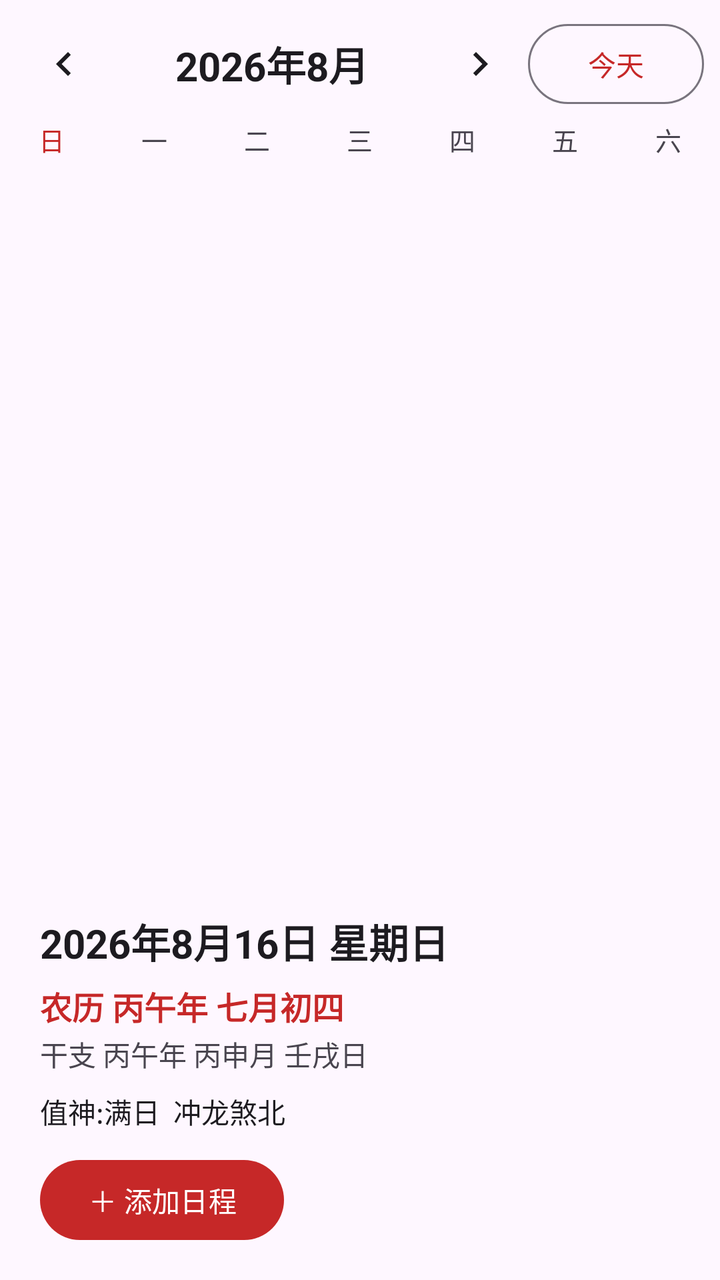
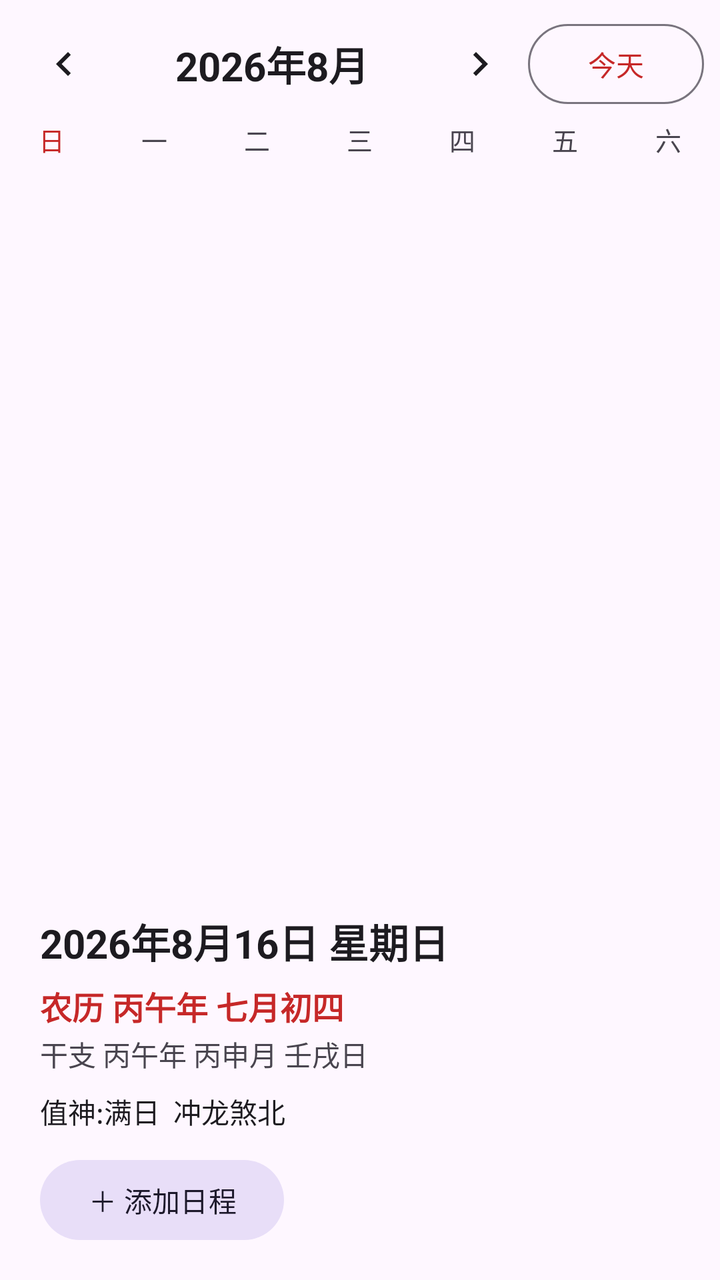

Compare the two renders of this Android layout. The source of the first and the diff that turns it into the second are given below.
<!-- AndroidManifest.xml: application theme Theme.Wannianli -->
<!-- res/layout/activity_main.xml -->
<?xml version="1.0" encoding="utf-8"?>
<LinearLayout xmlns:android="http://schemas.android.com/apk/res/android"
    android:layout_width="match_parent"
    android:layout_height="match_parent"
    android:orientation="vertical"
    android:background="?android:attr/colorBackground">

    
    <LinearLayout
        android:layout_width="match_parent"
        android:layout_height="wrap_content"
        android:orientation="horizontal"
        android:gravity="center_vertical"
        android:paddingStart="8dp"
        android:paddingEnd="8dp"
        android:paddingTop="8dp">

        <ImageButton
            android:id="@+id/btnPrev"
            android:layout_width="48dp"
            android:layout_height="48dp"
            android:background="?attr/selectableItemBackgroundBorderless"
            android:src="@drawable/ic_prev"
            android:contentDescription="上一月" />

        <TextView
            android:id="@+id/tvMonthTitle"
            android:layout_width="0dp"
            android:layout_height="wrap_content"
            android:layout_weight="1"
            android:gravity="center"
            android:textSize="20sp"
            android:textStyle="bold"
            android:textColor="?android:attr/textColorPrimary"
            android:text="2026年8月" />

        <ImageButton
            android:id="@+id/btnNext"
            android:layout_width="48dp"
            android:layout_height="48dp"
            android:background="?attr/selectableItemBackgroundBorderless"
            android:src="@drawable/ic_next"
            android:contentDescription="下一月" />

        <com.google.android.material.button.MaterialButton
            android:id="@+id/btnToday"
            android:layout_width="wrap_content"
            android:layout_height="40dp"
            android:text="@string/today"
            android:textSize="14sp"
            android:paddingStart="14dp"
            android:paddingEnd="14dp"
            android:insetTop="0dp"
            android:insetBottom="0dp"
            style="@style/Widget.Material3.Button.OutlinedButton" />
    </LinearLayout>

    
    <LinearLayout
        android:layout_width="match_parent"
        android:layout_height="wrap_content"
        android:orientation="horizontal"
        android:paddingTop="4dp"
        android:paddingBottom="4dp">

        <TextView
            android:layout_width="0dp"
            android:layout_height="wrap_content"
            android:layout_weight="1"
            android:gravity="center"
            android:text="@string/sun"
            android:textSize="13sp"
            android:textColor="@color/colorPrimary" />
        <TextView
            android:layout_width="0dp"
            android:layout_height="wrap_content"
            android:layout_weight="1"
            android:gravity="center"
            android:text="@string/mon"
            android:textSize="13sp"
            android:textColor="?android:attr/textColorSecondary" />
        <TextView
            android:layout_width="0dp"
            android:layout_height="wrap_content"
            android:layout_weight="1"
            android:gravity="center"
            android:text="@string/tue"
            android:textSize="13sp"
            android:textColor="?android:attr/textColorSecondary" />
        <TextView
            android:layout_width="0dp"
            android:layout_height="wrap_content"
            android:layout_weight="1"
            android:gravity="center"
            android:text="@string/wed"
            android:textSize="13sp"
            android:textColor="?android:attr/textColorSecondary" />
        <TextView
            android:layout_width="0dp"
            android:layout_height="wrap_content"
            android:layout_weight="1"
            android:gravity="center"
            android:text="@string/thu"
            android:textSize="13sp"
            android:textColor="?android:attr/textColorSecondary" />
        <TextView
            android:layout_width="0dp"
            android:layout_height="wrap_content"
            android:layout_weight="1"
            android:gravity="center"
            android:text="@string/fri"
            android:textSize="13sp"
            android:textColor="?android:attr/textColorSecondary" />
        <TextView
            android:layout_width="0dp"
            android:layout_height="wrap_content"
            android:layout_weight="1"
            android:gravity="center"
            android:text="@string/sat"
            android:textSize="13sp"
            android:textColor="?android:attr/textColorSecondary" />
    </LinearLayout>

    <androidx.recyclerview.widget.RecyclerView
        android:id="@+id/rvMonth"
        android:layout_width="match_parent"
        android:layout_height="0dp"
        android:layout_weight="1"
        android:overScrollMode="never" />

    
    <ScrollView
        android:layout_width="match_parent"
        android:layout_height="wrap_content"
        android:maxHeight="260dp"
        android:fillViewport="true"
        android:background="?android:attr/colorBackground">

        <LinearLayout
            android:layout_width="match_parent"
            android:layout_height="wrap_content"
            android:orientation="vertical"
            android:paddingStart="20dp"
            android:paddingEnd="20dp"
            android:paddingTop="10dp"
            android:paddingBottom="16dp">

            <TextView
                android:id="@+id/tvSolar"
                android:layout_width="wrap_content"
                android:layout_height="wrap_content"
                android:textSize="20sp"
                android:textStyle="bold"
                android:textColor="?android:attr/textColorPrimary"
                android:text="2026年8月16日 星期日" />

            <TextView
                android:id="@+id/tvLunar"
                android:layout_width="wrap_content"
                android:layout_height="wrap_content"
                android:layout_marginTop="6dp"
                android:textSize="16sp"
                android:textColor="@color/colorPrimary"
                android:textStyle="bold"
                android:text="农历 丙午年 七月初四" />

            <TextView
                android:id="@+id/tvGanzhi"
                android:layout_width="wrap_content"
                android:layout_height="wrap_content"
                android:layout_marginTop="2dp"
                android:textSize="14sp"
                android:textColor="?android:attr/textColorSecondary"
                android:text="干支 丙午年 丙申月 壬戌日" />

            <TextView
                android:id="@+id/tvHuangli"
                android:layout_width="wrap_content"
                android:layout_height="wrap_content"
                android:layout_marginTop="8dp"
                android:lineSpacingExtra="4dp"
                android:textSize="14sp"
                android:textColor="?android:attr/textColorPrimary"
                android:text="值神:满日  冲龙煞北" />

            <com.google.android.material.button.MaterialButton
                android:id="@+id/btnAddEvent"
                android:layout_width="wrap_content"
                android:layout_height="wrap_content"
                android:layout_marginTop="10dp"
                android:text="@string/add_event"
                android:textSize="14sp"
                style="@style/Widget.Material3.Button.FilledTonalButton" />

        </LinearLayout>
    </ScrollView>

</LinearLayout>
<!-- resources referenced by this layout -->
<resources>
  <color name="colorPrimary">#C62828</color>
  <!-- drawable ic_next (drawable) -->
  <?xml version="1.0" encoding="utf-8"?>
  <vector xmlns:android="http://schemas.android.com/apk/res/android"
      android:width="24dp"
      android:height="24dp"
      android:viewportWidth="24"
      android:viewportHeight="24"
      android:tint="?android:attr/textColorPrimary">
      <path
          android:fillColor="#FFFFFF"
          android:pathData="M8.59,16.59L10,18l6,-6 -6,-6 -1.41,1.41L13.17,12z" />
  </vector>
  <!-- drawable ic_prev (drawable) -->
  <?xml version="1.0" encoding="utf-8"?>
  <vector xmlns:android="http://schemas.android.com/apk/res/android"
      android:width="24dp"
      android:height="24dp"
      android:viewportWidth="24"
      android:viewportHeight="24"
      android:tint="?android:attr/textColorPrimary">
      <path
          android:fillColor="#FFFFFF"
          android:pathData="M15.41,7.41L14,6l-6,6 6,6 1.41,-1.41L10.83,12z" />
  </vector>
  <string name="add_event">＋ 添加日程</string>
  <string name="fri">五</string>
  <string name="mon">一</string>
  <string name="sat">六</string>
  <string name="sun">日</string>
  <string name="thu">四</string>
  <string name="today">今天</string>
  <string name="tue">二</string>
  <string name="wed">三</string>
  <style name="Theme.Wannianli" parent="Theme.Material3.DayNight.NoActionBar">
          <item name="colorPrimary">@color/colorPrimary</item>
          <item name="colorOnPrimary">@color/day_today_text</item>
          <item name="android:statusBarColor">?android:attr/colorBackground</item>
          <item name="android:windowLightStatusBar">false</item>
      </style>
  <color name="day_today_text">#FFFFFF</color>
</resources>

<!-- the commit's change to res/layout/activity_main.xml (unified diff, before → after) -->
@@ -190,7 +190,7 @@
                 android:layout_marginTop="10dp"
                 android:text="@string/add_event"
                 android:textSize="14sp"
-                style="@style/Widget.Material3.Button.FilledTonalButton" />
+                style="@style/Widget.Material3.Button.TonalButton" />
 
         </LinearLayout>
     </ScrollView>
